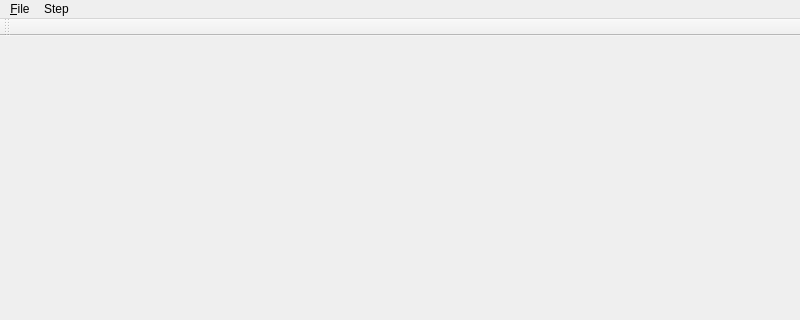
Old version of the form SketchBasedModelingV2/MainWindow.ui in the repository gnishida/SketchBasedModelingV2; both pictures show x 0 to 800 and y 0 to 320 of the 800 by 600 pixel window.
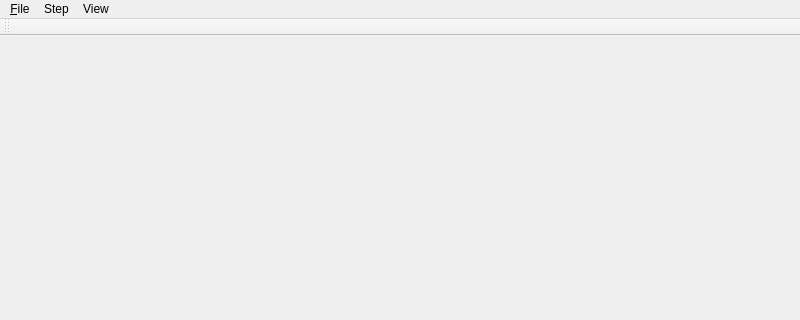
New version of the form.

The edit to the form file:
```diff
--- a/SketchBasedModelingV2/MainWindow.ui
+++ b/SketchBasedModelingV2/MainWindow.ui
@@ -44,8 +44,15 @@
     <addaction name="actionStepFloor"/>
     <addaction name="actionStepWindow"/>
    </widget>
+   <widget class="QMenu" name="menuView">
+    <property name="title">
+     <string>View</string>
+    </property>
+    <addaction name="actionViewWireFrame"/>
+   </widget>
    <addaction name="menuFile"/>
    <addaction name="menuStep"/>
+   <addaction name="menuView"/>
   </widget>
   <widget class="QToolBar" name="mainToolBar">
    <attribute name="toolBarArea">
```
Left out of the diff: 11 changed lines with no effect on the pictures.
